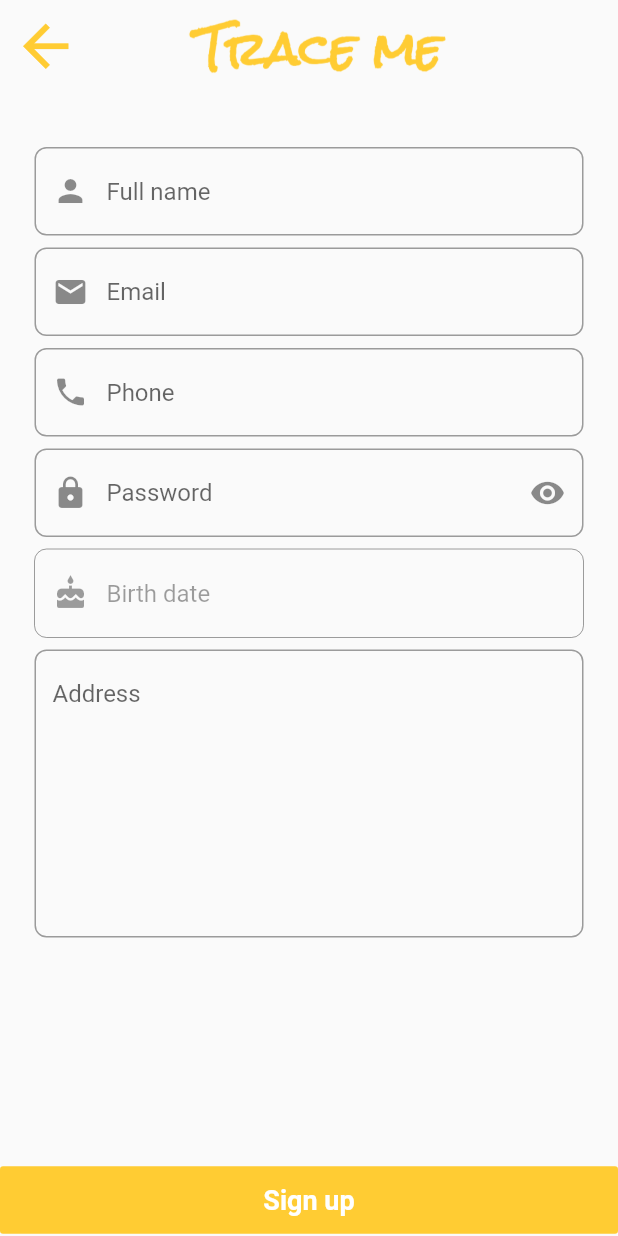
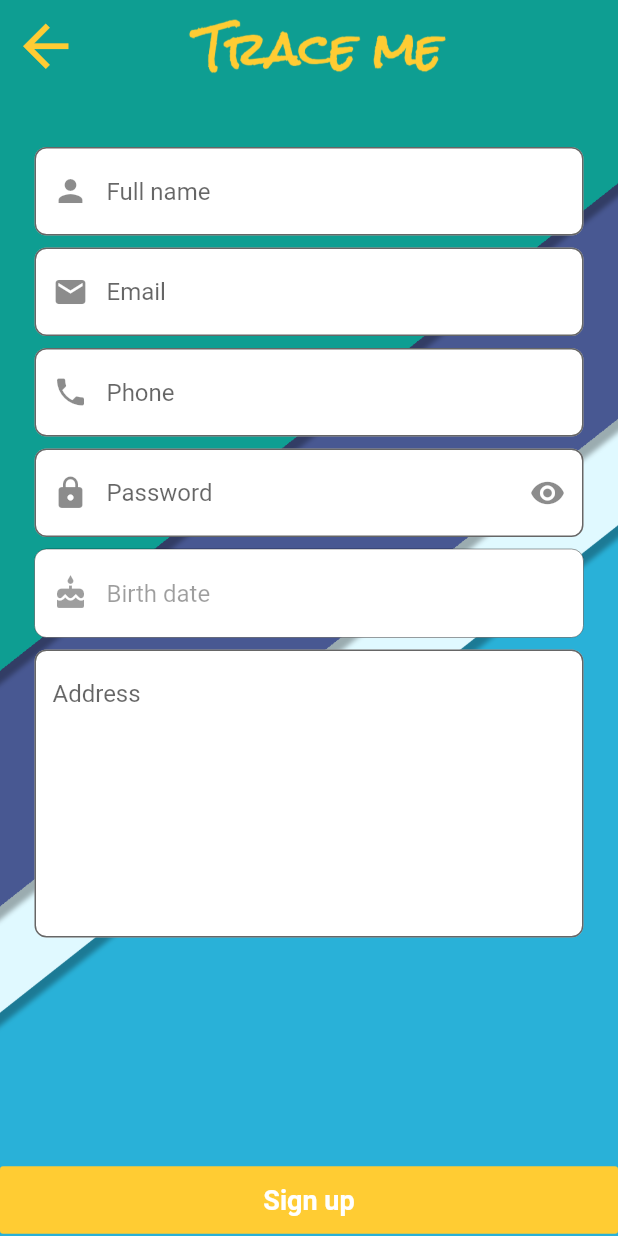
Before and after one commit to herndev/Trace-me, a Flutter app: the Login screen opened directly, after a tap on "Create account", on a phone screen of 412 x 824 dp. Run offline on Flutter 3.47's test engine with Material 2 defaults, Android fonts, the light colour scheme and no system bars; our stand-ins replace cloud_firestore, csv, firebase_auth, firebase_core, flutter_spinkit, permission_handler and 2 more; missing offline and left inert: qrscan; accounts and stored records are empty.

Commit message:
UI update

```diff
--- a/lib/component/input.dart
+++ b/lib/component/input.dart
@@ -23,6 +23,8 @@ class _PasswordFieldState extends State<PasswordField> {
       validator: widget.validator,
       autovalidateMode: AutovalidateMode.onUserInteraction,
       decoration: InputDecoration(
+        filled: true,
+        fillColor: Colors.white,
         prefixIcon: Icon(Icons.lock),
         suffixIcon: GestureDetector(
           child: Icon(pwd ? Icons.visibility_off : Icons.visibility),
@@ -49,6 +51,8 @@ Widget emailField({@required controller, @required validator}) {
     keyboardType: TextInputType.emailAddress,
     autovalidateMode: AutovalidateMode.onUserInteraction,
     decoration: InputDecoration(
+      filled: true,
+      fillColor: Colors.white,
       prefixIcon: Icon(Icons.email),
       hintText: "Email",
       border: OutlineInputBorder(
@@ -66,6 +70,8 @@ Widget inputField({@required controller, @required validator, @required icon, @r
     keyboardType: type,
     autovalidateMode: AutovalidateMode.onUserInteraction,
     decoration: InputDecoration(
+      filled: true,
+      fillColor: Colors.white,
       prefixIcon: icon,
       hintText: hint,
       border: OutlineInputBorder(
@@ -84,6 +90,8 @@ Widget disabledField({@required controller, @required validator, @required icon,
     enabled: false,
     autovalidateMode: AutovalidateMode.onUserInteraction,
     decoration: InputDecoration(
+      filled: true,
+      fillColor: Colors.white,
       prefixIcon: icon,
       hintText: hint,
       border: OutlineInputBorder(
@@ -101,6 +109,8 @@ Widget textAreaField({@required controller, @required hint, @required max, @requ
     autovalidateMode: AutovalidateMode.onUserInteraction,
     maxLines: max,
     decoration: InputDecoration(
+      filled: true,
+      fillColor: Colors.white,
       hintText: hint,
       border: OutlineInputBorder(
         borderRadius: BorderRadius.circular(8),
--- a/lib/page/auth.dart
+++ b/lib/page/auth.dart
@@ -38,14 +38,20 @@ class _LoginState extends State<Login> {
     final user = Provider.of<UserData>(context, listen: false);
 
     return SafeArea(
+        child: Container(
+      decoration: BoxDecoration(
+          image: DecorationImage(
+              image: AssetImage("assets/mat_1.png"), fit: BoxFit.cover)),
       child: Scaffold(
+        backgroundColor: Colors.transparent,
         key: _scaffold,
         body: SingleChildScrollView(
           child: Container(
             padding: EdgeInsets.all(50),
             width: double.infinity,
             height: MediaQuery.of(context).size.height - 26,
-          child: Column(mainAxisAlignment: MainAxisAlignment.center, children: [
+            child:
+                Column(mainAxisAlignment: MainAxisAlignment.center, children: [
               Container(
                 height: 40,
                 child: Row(
@@ -72,7 +78,8 @@ class _LoginState extends State<Login> {
                     PasswordField(
                         controller: password,
                         validator: (val) {
-                        if (val.length == 0) return "Please provide password.";
+                          if (val.length == 0)
+                            return "Please provide password.";
                           return null;
                         }),
                   ],
@@ -118,8 +125,8 @@ class _LoginState extends State<Login> {
                           signing = false;
                         });
                       } else {
-                      var u =
-                          await que.getDataByData("users", "email", email.text);
+                        var u = await que.getDataByData(
+                            "users", "email", email.text);
                         await user.setType(u['userType']);
                       }
                     }
@@ -138,11 +145,11 @@ class _LoginState extends State<Login> {
                               style: TextStyle(
                                   fontSize: 18,
                                   fontWeight: FontWeight.bold,
-                                color: Colors.blue)),
+                                  color: Color.fromRGBO(255, 204, 51, 1))),
                         ),
                         onTap: () {
-                        var route =
-                            MaterialPageRoute(builder: (copntext) => NewUser());
+                          var route = MaterialPageRoute(
+                              builder: (copntext) => NewUser());
                           Navigator.of(context).push(route);
                         },
                       ),
@@ -155,7 +162,7 @@ class _LoginState extends State<Login> {
                                 style: TextStyle(
                                     fontSize: 16,
                                     fontWeight: FontWeight.bold,
-                                  color: Color.fromRGBO(255, 204, 51, 1))),
+                                    color: Colors.blue[100])),
                           ),
                           onTap: () {
                             var route = MaterialPageRoute(
@@ -168,6 +175,7 @@ class _LoginState extends State<Login> {
                     ]),
               ),
             ]),
+          ),
         ),
       ),
     ));
@@ -219,7 +227,12 @@ class _NewUserState extends State<NewUser> {
   Widget build(BuildContext context) {
     var userType = Provider.of<UserData>(context);
     return SafeArea(
+      child: Container(
+        decoration: BoxDecoration(
+          image: DecorationImage(
+              image: AssetImage("assets/mat_2.png"), fit: BoxFit.cover)),
         child: Scaffold(
+          backgroundColor: Colors.transparent,
           key: _scaffold,
           body: SingleChildScrollView(
             child: Padding(
@@ -431,6 +444,7 @@ class _NewUserState extends State<NewUser> {
                 }
               }),
         ),
+      ),
     );
   }
 }
```
Also changed, not shown: lib/page/home.dart (+110 -33 lines), assets/mat_1.png (added), assets/mat_2.png (added), assets/scan.png (added). Lines whose indentation alone changed are shown as unchanged.
